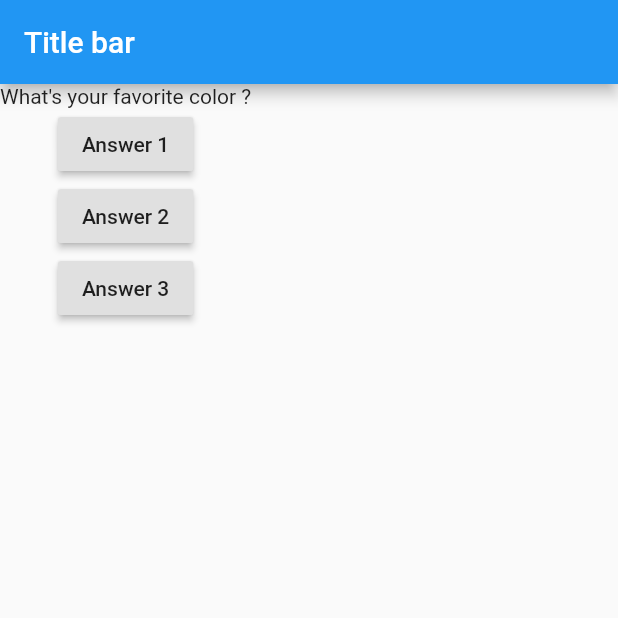
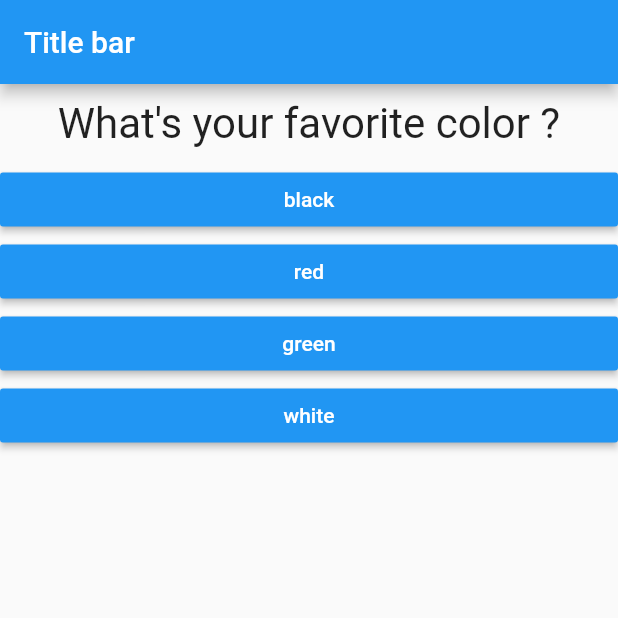
Before and after one commit to Sornichou/Flutter, a Flutter app: the screen it shows after launch, on a phone screen of 412 x 824 dp, the top half of it. Run offline on Flutter 3.47's test engine with Material 2 defaults, Android fonts, the phone set to English and light mode, and no system bars.

Commit message:
Adding linked answers to questions

```diff
--- /dev/null
+++ b/lib/answerButton.dart
@@ -0,0 +1,21 @@
+import 'package:flutter/material.dart';
+
+class AnswerButton extends StatelessWidget {
+  final Function selectHandler;
+  final String answerText;
+
+  AnswerButton(this.selectHandler, this.answerText);
+
+  @override
+  Widget build(BuildContext context) {
+    return Container(
+      width: double.infinity,
+      child: RaisedButton(
+        color: Colors.blue,
+        textColor: Colors.white,
+        child: Text(this.answerText),
+        onPressed: selectHandler,
+      ),
+    );
+  }
+}
--- a/lib/main.dart
+++ b/lib/main.dart
@@ -1,5 +1,6 @@
 import 'package:flutter/material.dart';
 import './question.dart';
+import 'answerButton.dart';
 
 void main() {
   runApp(MyApp());
@@ -15,9 +16,19 @@ class MyApp extends StatefulWidget {
 class _MyAppState extends State<MyApp> {
   int _questionIndex = 0;
 
-  List<String> questions = [
-    'What\'s your favorite color ?',
-    'What\'s your favorite animal ?',
+  List<Map<String, Object>> questions = [
+    {
+      'questionText': 'What\'s your favorite color ?',
+      'answers': ['black', 'red', 'green', 'white']
+    },
+    {
+      'questionText': 'What\'s your favorite animal ?',
+      'answers': ['cat', 'dog', 'rabbit', 'snake']
+    },
+    {
+      'questionText': 'What\'s your favorite instructor ?',
+      'answers': ['Bob', 'Karl', 'Jeff', 'Steve']
+    },
   ];
 
   void _answerQuestion() {
@@ -39,19 +50,13 @@ class _MyAppState extends State<MyApp> {
         ),
         body: Column(
           children: <Widget>[
-            Question(questions.elementAt(_questionIndex)),
-            RaisedButton(
-              child: Text('Answer 1'),
-              onPressed: this._answerQuestion,
+            Question(
+              questions[_questionIndex]["questionText"],
             ),
-            RaisedButton(
-              child: Text('Answer 2'),
-              onPressed: this._answerQuestion,
-            ),
-            RaisedButton(
-              child: Text('Answer 3'),
-              onPressed: this._answerQuestion,
-            ),
+            ...(questions[_questionIndex]['answers'] as List<String>)
+                .map((answer) {
+              return AnswerButton(_answerQuestion, answer);
+            }).toList()
           ],
         ),
       ),
--- a/lib/question.dart
+++ b/lib/question.dart
@@ -7,6 +7,14 @@ class Question extends StatelessWidget {
 
   @override
   Widget build(BuildContext context) {
-    return Text(questionText);
+    return Container(
+      width: double.infinity,
+      margin: EdgeInsets.all(10),
+      child: Text(
+        questionText,
+        style: TextStyle(fontSize: 28),
+        textAlign: TextAlign.center,
+      ),
+    );
   }
 }
```
